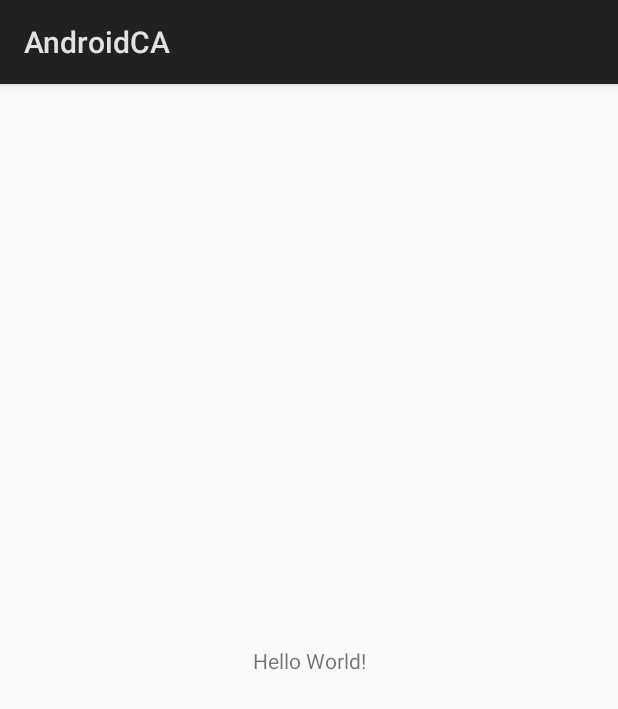
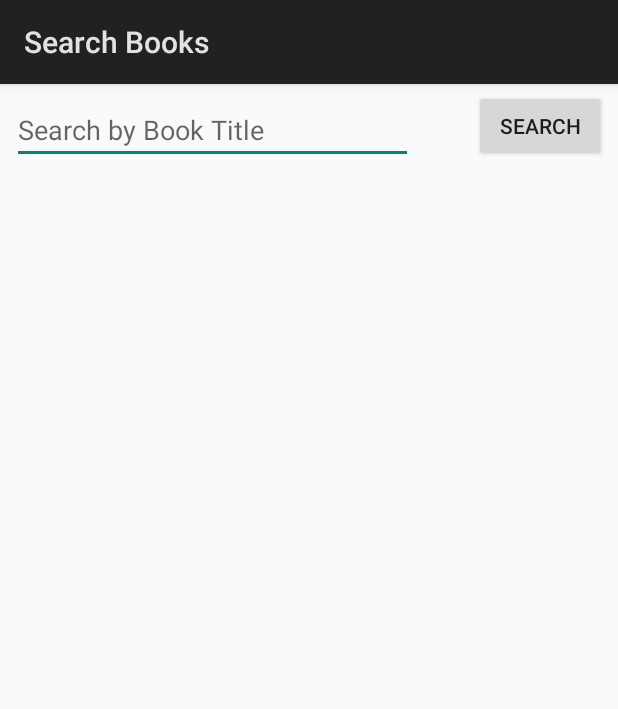
Before and after one commit to SA46Team5a/Team5aAndroidCA, an Android app: the screen it shows after launch (SearchActivity), on a phone screen of 412 x 824 dp. Shown: the top 709 px of the screen. Run offline under Robolectric (Android 15) with nearby library versions, the phone set to English and light mode, and no system bars.

Commit message:
feat(SearchActivity): added SearchActivity

```diff
--- a/app/src/main/java/com/example/anthony/androidca/SearchActivity.java
+++ b/app/src/main/java/com/example/anthony/androidca/SearchActivity.java
@@ -1,13 +1,41 @@
 package com.example.anthony.androidca;
 
 import android.app.Activity;
+import android.content.Context;
+import android.content.Intent;
 import android.os.Bundle;
+import android.view.View;
+import android.view.inputmethod.InputMethodManager;
+import android.widget.Button;
+import android.widget.EditText;
 
 public class SearchActivity extends Activity {
+    EditText searchTerm;
+    Button searchButton;
 
     @Override
     protected void onCreate(Bundle savedInstanceState) {
         super.onCreate(savedInstanceState);
         setContentView(R.layout.activity_main);
+        getActionBar().setTitle("Search Books");
+
+        setupViews();
+    }
+
+    private void setupViews() {
+        searchTerm = findViewById(R.id.searchTerm);
+        searchButton = findViewById(R.id.searchButton);
+
+        InputMethodManager imm = (InputMethodManager) getSystemService(Context.INPUT_METHOD_SERVICE);
+        imm.showSoftInput(searchTerm, InputMethodManager.SHOW_IMPLICIT);
+
+        searchButton.setOnClickListener(new View.OnClickListener() {
+            @Override
+            public void onClick(View view) {
+                Intent searchIntent = new Intent(view.getContext(), ListOfBooksActivity.class);
+                searchIntent.putExtra("searchTerm", searchButton.getText().toString());
+                startActivity(searchIntent);
+            }
+        });
     }
 }
--- a/app/src/main/res/layout/activity_main.xml
+++ b/app/src/main/res/layout/activity_main.xml
@@ -6,13 +6,29 @@
     android:layout_height="match_parent"
     tools:context=".SearchActivity">
 
-    <TextView
+    <EditText
+        android:id="@+id/searchTerm"
+        android:layout_width="267dp"
+        android:layout_height="wrap_content"
+        android:layout_marginStart="8dp"
+        android:layout_marginTop="8dp"
+        android:ems="10"
+        android:hint="Search by Book Title"
+        android:inputType="textPersonName"
+        app:layout_constraintStart_toStartOf="parent"
+        app:layout_constraintTop_toTopOf="parent" />
+
+    <Button
+        android:id="@+id/searchButton"
         android:layout_width="wrap_content"
         android:layout_height="wrap_content"
-        android:text="Hello World!"
-        app:layout_constraintBottom_toBottomOf="parent"
-        app:layout_constraintLeft_toLeftOf="parent"
-        app:layout_constraintRight_toRightOf="parent"
+        android:layout_marginEnd="8dp"
+        android:layout_marginStart="8dp"
+        android:layout_marginTop="4dp"
+        android:text="Search"
+        app:layout_constraintEnd_toEndOf="parent"
+        app:layout_constraintHorizontal_bias="1.0"
+        app:layout_constraintStart_toEndOf="@+id/searchTerm"
         app:layout_constraintTop_toTopOf="parent" />
 
 </android.support.constraint.ConstraintLayout>
```
